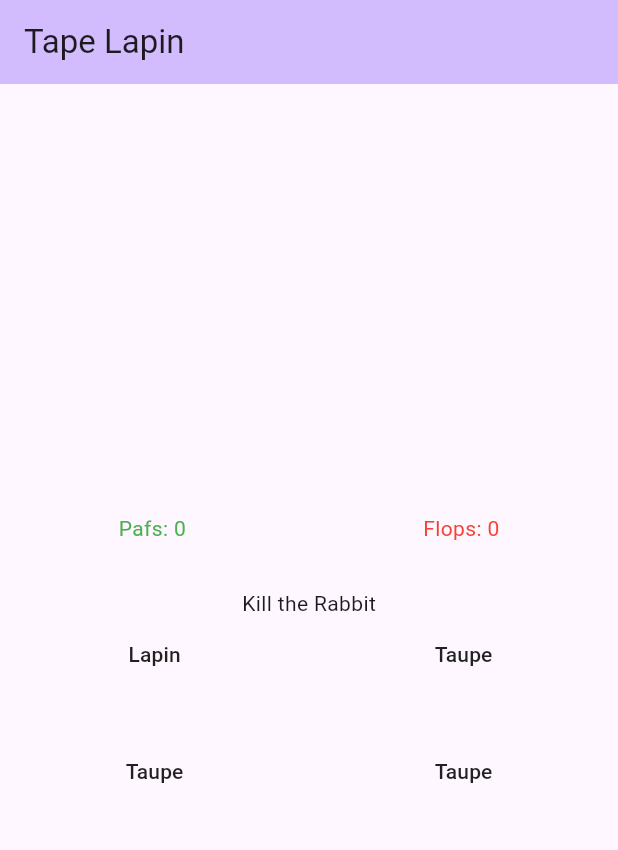
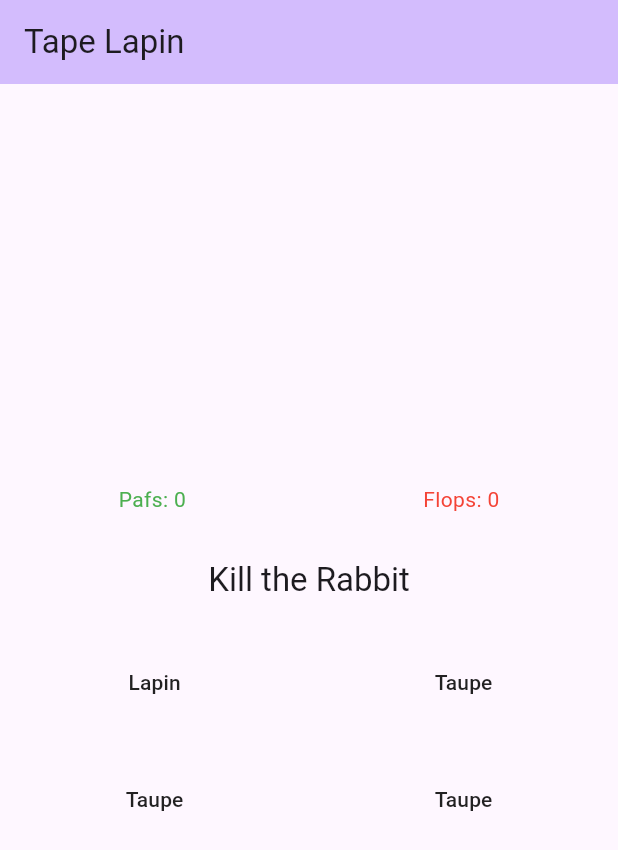
Before and after one commit to LeCanardNoir-cegep/E23-420-5N6-EM-Flutter-Materiel, a Flutter app: the screen it shows after launch, on a phone screen of 412 x 824 dp. Shown: the top 850 px of the screen. Run offline on Flutter 3.47's test engine with Material 2 defaults, Android fonts, the phone set to English and light mode, and no system bars.

Commit message:
REFACTOR:  TapeLapin bigtitle

```diff
--- a/TapeLapin/tape_lapin/lib/home/home.dart
+++ b/TapeLapin/tape_lapin/lib/home/home.dart
@@ -78,7 +78,8 @@ class _MyHomePageState extends State<MyHomePage> {
               ],
             ),
             SizedBox(height: 30),
-            Text("Kill the Rabbit"),
+            Text("Kill the Rabbit", style: Theme.of(context).textTheme.titleLarge),
+            SizedBox(height: 30),
             Row(mainAxisAlignment: MainAxisAlignment.spaceAround,
               children: [
                 b0,
```
